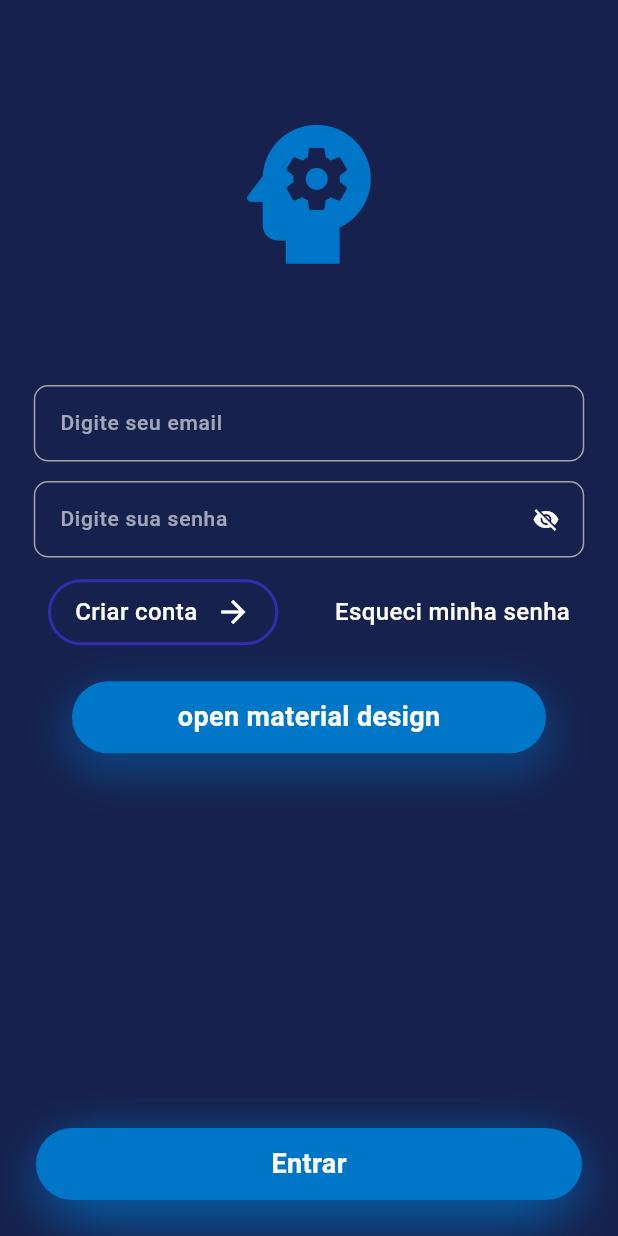
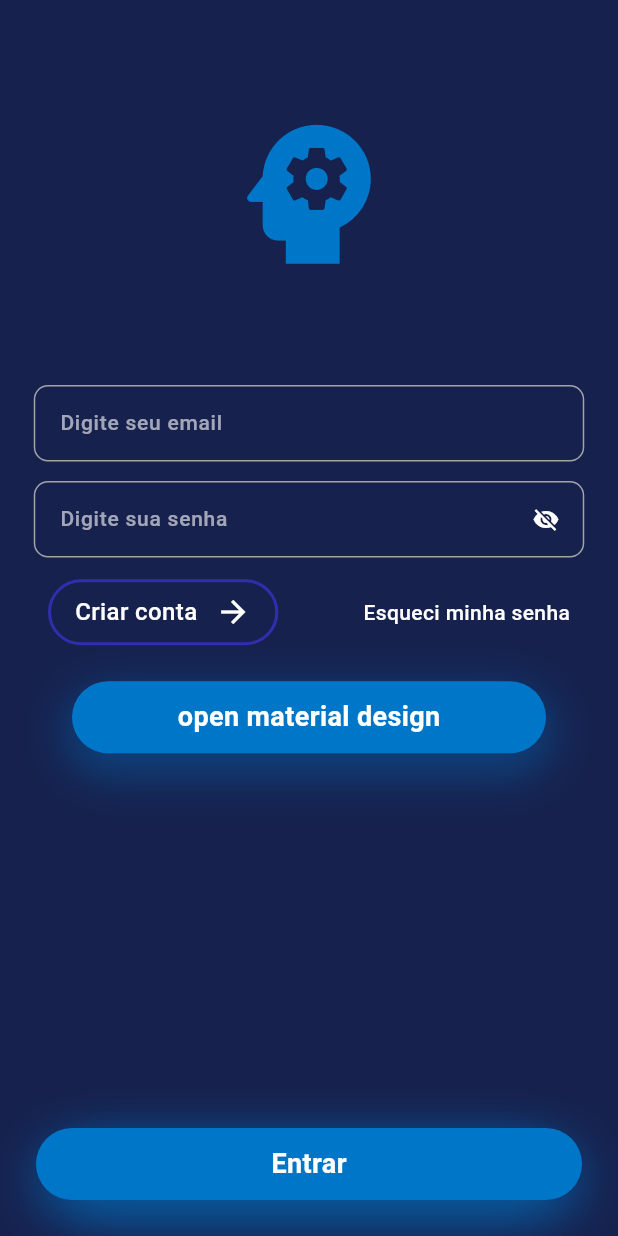
Before and after one commit to FelipeLemosBellini/tcc_heranca, a Flutter app: the screen it shows after launch, on a phone screen of 412 x 824 dp. Run offline on Flutter 3.47's test engine with Material 3 defaults, Android fonts, the phone set to English and light mode, and no system bars; our stand-ins replace cloud_firestore, firebase_auth, firebase_core, fpdart, get_it, go_router and 1 more; missing offline and left inert: walletconnect_dart; accounts and stored records are empty; Roboto replaces fonts that are missing (Tektur).

```diff
--- a/lib/ui/features/login/login_view.dart
+++ b/lib/ui/features/login/login_view.dart
@@ -6,6 +6,7 @@ import 'package:go_router/go_router.dart';
 import 'package:tcc/core/helpers/validators.dart';
 import 'package:tcc/core/routers/routers.dart';
 import 'package:tcc/ui/helpers/app_colors.dart';
+import 'package:tcc/ui/helpers/app_fonts.dart';
 import 'package:tcc/ui/widgets/dialogs/alert_helper.dart';
 import 'package:tcc/ui/widgets/buttons/elevated_button_widget.dart';
 import 'package:tcc/ui/widgets/loading_and_alert_overlay_widget.dart';
@@ -87,13 +88,9 @@ class _LoginViewState extends State<LoginView> {
                             ),
                             GestureDetector(
                               onTap: () => context.go(RouterApp.forgotPassword),
-                              child: const Text(
+                              child: Text(
                                 "Esqueci minha senha",
-                                style: TextStyle(
-                                  fontWeight: FontWeight.w500,
-                                  fontSize: 16,
-                                  color: Colors.white,
-                                ),
+                                style: AppFonts.labelMedium,
                               ),
                             ),
                           ],
```
Also changed, not shown: lib/core/routers/routers.dart (+28 -7 lines).
